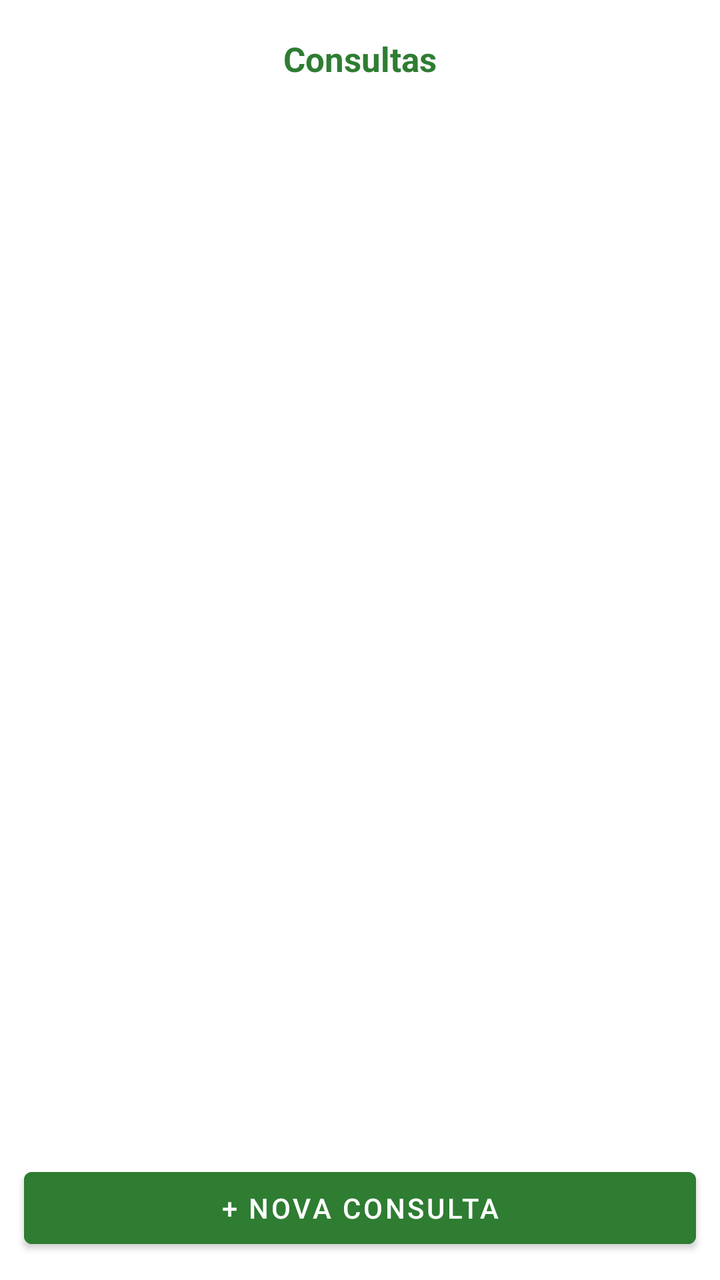
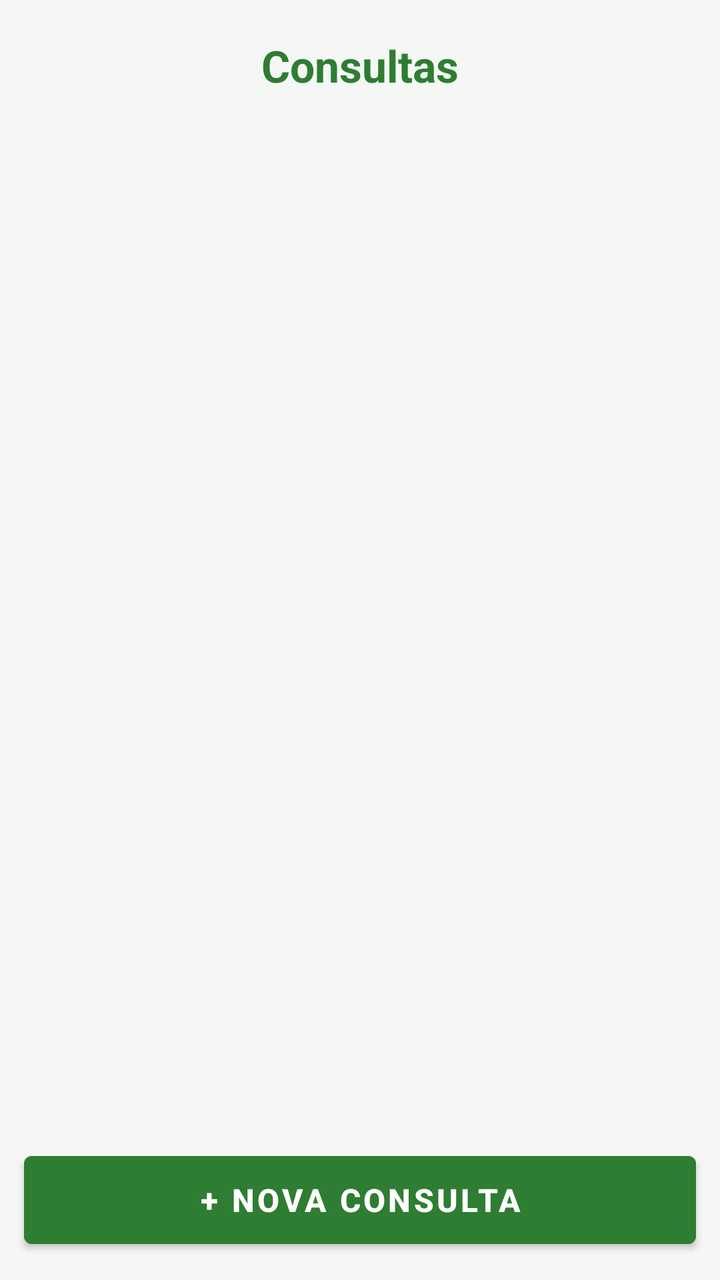

The first picture is an Android layout as it rendered before a commit; the second is the same layout after the commit. The layout source and the unified diff follow.
<!-- AndroidManifest.xml: application theme Theme.NutricionistaFirebase -->
<!-- res/layout/activity_consultas.xml -->
<?xml version="1.0" encoding="utf-8"?>
<LinearLayout xmlns:android="http://schemas.android.com/apk/res/android"
    android:layout_width="match_parent" android:layout_height="match_parent"
    android:orientation="vertical" android:padding="8dp">
    <TextView android:id="@+id/txtTituloPaciente" android:layout_width="match_parent"
        android:layout_height="wrap_content" android:text="Consultas" android:textSize="17sp"
        android:textStyle="bold" android:textColor="#2E7D32" android:padding="10dp" android:gravity="center"/>
    <ListView android:id="@+id/lsvConsultas" android:layout_width="match_parent"
        android:layout_height="0dp" android:layout_weight="1"/>
    <Button android:layout_width="match_parent" android:layout_height="wrap_content"
        android:text="+ Nova Consulta" android:onClick="NovaConsultaClique"
        android:backgroundTint="#2E7D32" android:textColor="#FFFFFF" android:layout_margin="4dp"/>
</LinearLayout>
<!-- resources referenced by this layout -->
<resources>
  <style name="Theme.NutricionistaFirebase" parent="Theme.MaterialComponents.DayNight.DarkActionBar">
          <item name="colorPrimary">@color/colorPrimary</item>
          <item name="colorPrimaryVariant">@color/colorPrimaryVariant</item>
          <item name="colorOnPrimary">@color/colorOnPrimary</item>
          <item name="colorSecondary">@color/colorSecondary</item>
          <item name="colorOnSecondary">@color/colorOnSecondary</item>
          <item name="android:statusBarColor">?attr/colorPrimaryVariant</item>
      </style>
  <color name="colorPrimary">#2E7D32</color>
  <color name="colorPrimaryVariant">#1B5E20</color>
  <color name="colorOnPrimary">#FFFFFF</color>
  <color name="colorSecondary">#F57F17</color>
  <color name="colorOnSecondary">#FFFFFF</color>
</resources>

<!-- the commit's change to res/layout/activity_consultas.xml (unified diff, before → after) -->
@@ -1,13 +1,40 @@
 <?xml version="1.0" encoding="utf-8"?>
 <LinearLayout xmlns:android="http://schemas.android.com/apk/res/android"
-    android:layout_width="match_parent" android:layout_height="match_parent"
-    android:orientation="vertical" android:padding="8dp">
-    <TextView android:id="@+id/txtTituloPaciente" android:layout_width="match_parent"
-        android:layout_height="wrap_content" android:text="Consultas" android:textSize="17sp"
-        android:textStyle="bold" android:textColor="#2E7D32" android:padding="10dp" android:gravity="center"/>
-    <ListView android:id="@+id/lsvConsultas" android:layout_width="match_parent"
-        android:layout_height="0dp" android:layout_weight="1"/>
-    <Button android:layout_width="match_parent" android:layout_height="wrap_content"
-        android:text="+ Nova Consulta" android:onClick="NovaConsultaClique"
-        android:backgroundTint="#2E7D32" android:textColor="#FFFFFF" android:layout_margin="4dp"/>
+    android:layout_width="match_parent"
+    android:layout_height="match_parent"
+    android:orientation="vertical"
+    android:fitsSystemWindows="true"
+    android:background="#F5F7F5">
+
+    <TextView
+        android:id="@+id/txtTituloPaciente"
+        android:layout_width="match_parent"
+        android:layout_height="wrap_content"
+        android:text="Consultas"
+        android:textSize="22sp"
+        android:textStyle="bold"
+        android:textColor="#2E7D32"
+        android:padding="18dp"
+        android:gravity="center" />
+
+    <ListView
+        android:id="@+id/lsvConsultas"
+        android:layout_width="match_parent"
+        android:layout_height="0dp"
+        android:layout_weight="1"
+        android:padding="8dp"
+        android:divider="@android:color/transparent"
+        android:dividerHeight="8dp" />
+
+    <Button
+        android:layout_width="match_parent"
+        android:layout_height="56dp"
+        android:text="+ NOVA CONSULTA"
+        android:textStyle="bold"
+        android:onClick="NovaConsultaClique"
+        android:backgroundTint="#2E7D32"
+        android:textColor="#FFFFFF"
+        android:textSize="16sp"
+        android:layout_margin="12dp" />
+
 </LinearLayout>
